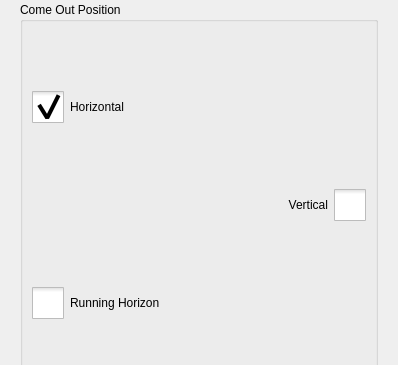
First picture: the form in hcinstruction/icprogramguidepage.ui, repository GaussCheng/2-5AxisPunch, before the edit; both pictures show x 0 to 398 and y 0 to 365 of the 398 by 853 pixel window.
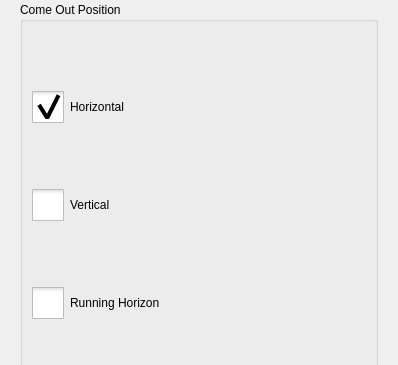
Second picture: the form after the edit. The open tabs and pages were chosen to show the change. Icons and pictures are not drawn. Custom widgets are drawn as their Qt base class.

The edit to the form file:
```diff
--- a/hcinstruction/icprogramguidepage.ui
+++ b/hcinstruction/icprogramguidepage.ui
@@ -616,7 +616,7 @@
           <item>
            <widget class="QCheckBox" name="outVerticalBox">
             <property name="layoutDirection">
-             <enum>Qt::RightToLeft</enum>
+             <enum>Qt::LeftToRight</enum>
             </property>
             <property name="text">
              <string>Vertical</string>
```
Left out of the diff: 2 changed lines with no effect on the pictures.
